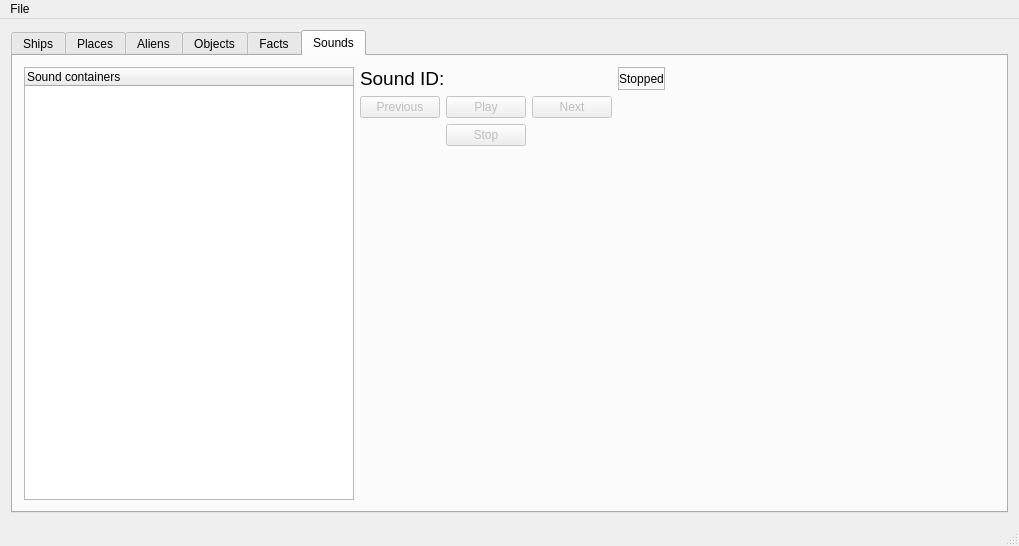
Above: mainwindow.ui from colinbourassa/nomad-resource-explorer before the change. Below: the same form after it.
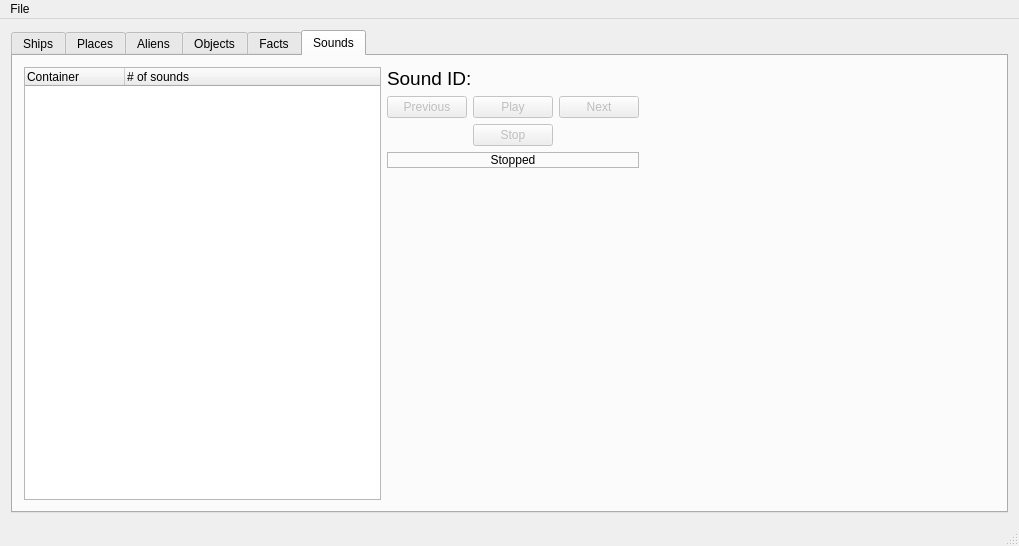
That is the form after the change. The open tabs and pages were chosen to show the change.

Commit message: Add sound container file count

What changed in the file:
```diff
--- a/mainwindow.ui
+++ b/mainwindow.ui
@@ -57,7 +57,7 @@
          </widget>
         </item>
         <item row="0" column="1">
-         <widget class="QLabel" name="label">
+         <widget class="QLabel" name="m_shipInventoryLabel">
           <property name="text">
            <string>Inventory:</string>
           </property>
@@ -537,13 +537,27 @@
         <string>Sounds</string>
        </attribute>
        <layout class="QGridLayout" name="gridLayout_3" columnstretch="0,0,0,0,0,0">
-        <item row="0" column="0" rowspan="4">
-         <widget class="QTreeWidget" name="m_soundTree">
-          <column>
-           <property name="text">
-            <string notr="true">Sound containers</string>
-           </property>
-          </column>
+        <item row="0" column="5" rowspan="5">
+         <spacer name="m_soundHSpacer">
+          <property name="orientation">
+           <enum>Qt::Horizontal</enum>
+          </property>
+          <property name="sizeHint" stdset="0">
+           <size>
+            <width>40</width>
+            <height>20</height>
+           </size>
+          </property>
+         </spacer>
+        </item>
+        <item row="1" column="1">
+         <widget class="QPushButton" name="m_soundPrevButton">
+          <property name="enabled">
+           <bool>false</bool>
+          </property>
+          <property name="text">
+           <string>Previous</string>
+          </property>
          </widget>
         </item>
         <item row="1" column="2">
@@ -556,42 +570,6 @@
           </property>
          </widget>
         </item>
-        <item row="0" column="5" rowspan="4">
-         <spacer name="horizontalSpacer">
-          <property name="orientation">
-           <enum>Qt::Horizontal</enum>
-          </property>
-          <property name="sizeHint" stdset="0">
-           <size>
-            <width>40</width>
-            <height>20</height>
-           </size>
-          </property>
-         </spacer>
-        </item>
-        <item row="1" column="3">
-         <widget class="QPushButton" name="m_soundNextButton">
-          <property name="enabled">
-           <bool>false</bool>
-          </property>
-          <property name="text">
-           <string>Next</string>
-          </property>
-         </widget>
-        </item>
-        <item row="3" column="2">
-         <spacer name="verticalSpacer">
-          <property name="orientation">
-           <enum>Qt::Vertical</enum>
-          </property>
-          <property name="sizeHint" stdset="0">
-           <size>
-            <width>20</width>
-            <height>40</height>
-           </size>
-          </property>
-         </spacer>
-        </item>
         <item row="2" column="2">
          <widget class="QPushButton" name="m_soundStopButton">
           <property name="enabled">
@@ -602,17 +580,46 @@
           </property>
          </widget>
         </item>
-        <item row="1" column="1">
-         <widget class="QPushButton" name="m_soundPrevButton">
+        <item row="0" column="0" rowspan="5">
+         <widget class="QTreeWidget" name="m_soundTree">
+          <property name="columnCount">
+           <number>2</number>
+          </property>
+          <column>
+           <property name="text">
+            <string notr="true">Container</string>
+           </property>
+          </column>
+          <column>
+           <property name="text">
+            <string># of sounds</string>
+           </property>
+          </column>
+         </widget>
+        </item>
+        <item row="1" column="3">
+         <widget class="QPushButton" name="m_soundNextButton">
           <property name="enabled">
            <bool>false</bool>
           </property>
           <property name="text">
-           <string>Previous</string>
+           <string>Next</string>
           </property>
          </widget>
         </item>
-        <item row="0" column="4">
+        <item row="0" column="1" colspan="3">
+         <widget class="QLabel" name="m_soundIDLabel">
+          <property name="font">
+           <font>
+            <pointsize>14</pointsize>
+           </font>
+          </property>
+          <property name="text">
+           <string>Sound ID:</string>
+          </property>
+         </widget>
+        </item>
+        <item row="3" column="1" colspan="3">
          <widget class="QLabel" name="m_soundStateLabel">
           <property name="frameShape">
            <enum>QFrame::StyledPanel</enum>
@@ -628,17 +635,18 @@
           </property>
          </widget>
         </item>
-        <item row="0" column="1" colspan="3">
-         <widget class="QLabel" name="m_soundIDLabel">
-          <property name="font">
-           <font>
-            <pointsize>14</pointsize>
-           </font>
+        <item row="4" column="2">
+         <spacer name="m_soundVSpacer">
+          <property name="orientation">
+           <enum>Qt::Vertical</enum>
           </property>
-          <property name="text">
-           <string>Sound ID:</string>
+          <property name="sizeHint" stdset="0">
+           <size>
+            <width>20</width>
+            <height>40</height>
+           </size>
           </property>
-         </widget>
+         </spacer>
         </item>
        </layout>
       </widget>
```
The commit also changes 1 other file.
